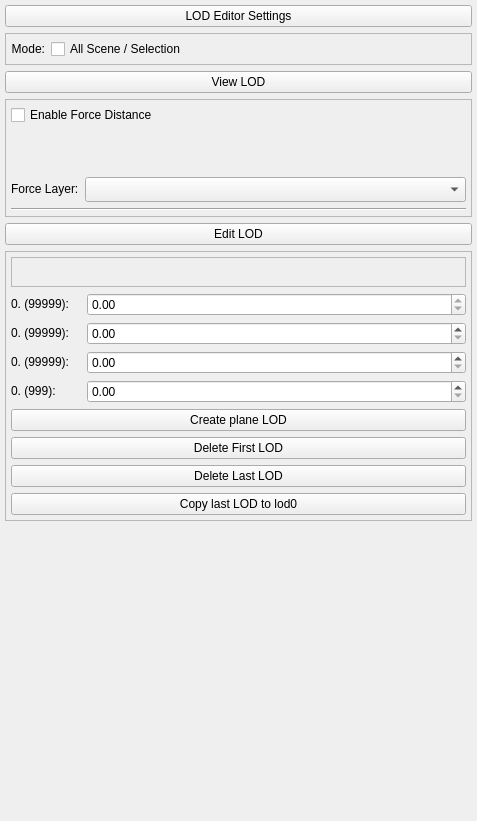
The window that Tools/ResourceEditor/DataQt/LODEditor.ui (reven86/dava.engine) describes before a commit, drawn with Qt 5.
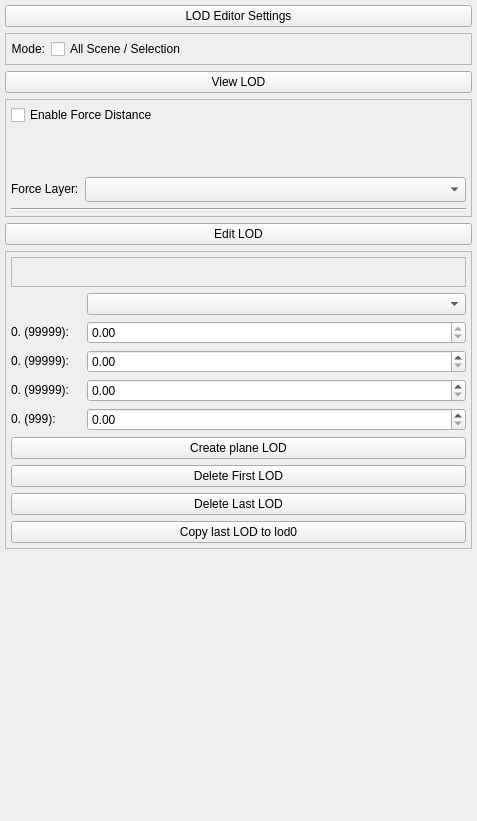
The same window after the commit. Icons and pictures are not drawn. Custom widgets are drawn as their Qt base class.

```diff
--- a/Tools/ResourceEditor/DataQt/LODEditor.ui
+++ b/Tools/ResourceEditor/DataQt/LODEditor.ui
@@ -198,85 +198,7 @@
       <property name="margin">
        <number>5</number>
       </property>
-      <item row="0" column="0" colspan="2">
-       <widget class="DistanceSlider" name="distanceSlider">
-        <property name="sizePolicy">
-         <sizepolicy hsizetype="Preferred" vsizetype="Fixed">
-          <horstretch>0</horstretch>
-          <verstretch>0</verstretch>
-         </sizepolicy>
-        </property>
-        <property name="minimumSize">
-         <size>
-          <width>0</width>
-          <height>30</height>
-         </size>
-        </property>
-        <property name="autoFillBackground">
-         <bool>false</bool>
-        </property>
-        <property name="frameShape">
-         <enum>QFrame::StyledPanel</enum>
-        </property>
-        <property name="frameShadow">
-         <enum>QFrame::Sunken</enum>
-        </property>
-        <property name="lineWidth">
-         <number>1</number>
-        </property>
-       </widget>
-      </item>
-      <item row="3" column="0">
-       <widget class="QLabel" name="lod2Name">
-        <property name="sizePolicy">
-         <sizepolicy hsizetype="Minimum" vsizetype="Fixed">
-          <horstretch>0</horstretch>
-          <verstretch>0</verstretch>
-         </sizepolicy>
-        </property>
-        <property name="minimumSize">
-         <size>
-          <width>70</width>
-          <height>0</height>
-         </size>
-        </property>
-        <property name="layoutDirection">
-         <enum>Qt::LeftToRight</enum>
-        </property>
-        <property name="text">
-         <string>0. (99999):</string>
-        </property>
-        <property name="alignment">
-         <set>Qt::AlignLeading|Qt::AlignLeft|Qt::AlignVCenter</set>
-        </property>
-       </widget>
-      </item>
-      <item row="1" column="0">
-       <widget class="QLabel" name="lod0Name">
-        <property name="sizePolicy">
-         <sizepolicy hsizetype="Minimum" vsizetype="Fixed">
-          <horstretch>0</horstretch>
-          <verstretch>0</verstretch>
-         </sizepolicy>
-        </property>
-        <property name="minimumSize">
-         <size>
-          <width>70</width>
-          <height>0</height>
-         </size>
-        </property>
-        <property name="layoutDirection">
-         <enum>Qt::LeftToRight</enum>
-        </property>
-        <property name="text">
-         <string>0. (99999):</string>
-        </property>
-        <property name="alignment">
-         <set>Qt::AlignLeading|Qt::AlignLeft|Qt::AlignVCenter</set>
-        </property>
-       </widget>
-      </item>
-      <item row="1" column="1">
+      <item row="2" column="1">
        <widget class="EventFilterDoubleSpinBox" name="lod0Distance">
         <property name="sizePolicy">
          <sizepolicy hsizetype="Expanding" vsizetype="Fixed">
@@ -298,7 +220,7 @@
         </property>
        </widget>
       </item>
-      <item row="2" column="0">
+      <item row="3" column="0">
        <widget class="QLabel" name="lod1Name">
         <property name="sizePolicy">
          <sizepolicy hsizetype="Minimum" vsizetype="Fixed">
@@ -323,26 +245,26 @@
         </property>
        </widget>
       </item>
-      <item row="2" column="1">
-       <widget class="EventFilterDoubleSpinBox" name="lod1Distance">
-        <property name="sizePolicy">
-         <sizepolicy hsizetype="Expanding" vsizetype="Fixed">
-          <horstretch>0</horstretch>
-          <verstretch>0</verstretch>
-         </sizepolicy>
-        </property>
-        <property name="suffix">
-         <string/>
-        </property>
-        <property name="minimum">
-         <double>0.000000000000000</double>
-        </property>
-        <property name="maximum">
-         <double>1000.000000000000000</double>
-        </property>
-       </widget>
-      </item>
       <item row="3" column="1">
+       <widget class="EventFilterDoubleSpinBox" name="lod1Distance">
+        <property name="sizePolicy">
+         <sizepolicy hsizetype="Expanding" vsizetype="Fixed">
+          <horstretch>0</horstretch>
+          <verstretch>0</verstretch>
+         </sizepolicy>
+        </property>
+        <property name="suffix">
+         <string/>
+        </property>
+        <property name="minimum">
+         <double>0.000000000000000</double>
+        </property>
+        <property name="maximum">
+         <double>1000.000000000000000</double>
+        </property>
+       </widget>
+      </item>
+      <item row="4" column="1">
        <widget class="EventFilterDoubleSpinBox" name="lod2Distance">
         <property name="sizePolicy">
          <sizepolicy hsizetype="Expanding" vsizetype="Fixed">
@@ -361,28 +283,28 @@
         </property>
        </widget>
       </item>
-      <item row="7" column="0" colspan="2">
+      <item row="8" column="0" colspan="2">
        <widget class="QPushButton" name="buttonDeleteLastLOD">
         <property name="text">
          <string>Delete Last LOD</string>
         </property>
        </widget>
       </item>
-      <item row="6" column="0" colspan="2">
+      <item row="7" column="0" colspan="2">
        <widget class="QPushButton" name="buttonDeleteFirstLOD">
         <property name="text">
          <string>Delete First LOD</string>
         </property>
        </widget>
       </item>
-      <item row="5" column="0" colspan="2">
+      <item row="6" column="0" colspan="2">
        <widget class="QPushButton" name="createPlaneLodButton">
         <property name="text">
          <string>Create plane LOD</string>
         </property>
        </widget>
       </item>
-      <item row="4" column="1">
+      <item row="5" column="1">
        <widget class="EventFilterDoubleSpinBox" name="lod3Distance">
         <property name="sizePolicy">
          <sizepolicy hsizetype="Expanding" vsizetype="Fixed">
@@ -401,7 +323,7 @@
         </property>
        </widget>
       </item>
-      <item row="4" column="0">
+      <item row="5" column="0">
        <widget class="QLabel" name="lod3Name">
         <property name="sizePolicy">
          <sizepolicy hsizetype="Minimum" vsizetype="Fixed">
@@ -426,13 +348,94 @@
         </property>
        </widget>
       </item>
-      <item row="8" column="0" colspan="2">
+      <item row="9" column="0" colspan="2">
        <widget class="QPushButton" name="lastLodToFrontButton">
         <property name="text">
          <string>Copy last LOD to lod0</string>
         </property>
        </widget>
       </item>
+      <item row="4" column="0">
+       <widget class="QLabel" name="lod2Name">
+        <property name="sizePolicy">
+         <sizepolicy hsizetype="Minimum" vsizetype="Fixed">
+          <horstretch>0</horstretch>
+          <verstretch>0</verstretch>
+         </sizepolicy>
+        </property>
+        <property name="minimumSize">
+         <size>
+          <width>70</width>
+          <height>0</height>
+         </size>
+        </property>
+        <property name="layoutDirection">
+         <enum>Qt::LeftToRight</enum>
+        </property>
+        <property name="text">
+         <string>0. (99999):</string>
+        </property>
+        <property name="alignment">
+         <set>Qt::AlignLeading|Qt::AlignLeft|Qt::AlignVCenter</set>
+        </property>
+       </widget>
+      </item>
+      <item row="2" column="0">
+       <widget class="QLabel" name="lod0Name">
+        <property name="sizePolicy">
+         <sizepolicy hsizetype="Minimum" vsizetype="Fixed">
+          <horstretch>0</horstretch>
+          <verstretch>0</verstretch>
+         </sizepolicy>
+        </property>
+        <property name="minimumSize">
+         <size>
+          <width>70</width>
+          <height>0</height>
+         </size>
+        </property>
+        <property name="layoutDirection">
+         <enum>Qt::LeftToRight</enum>
+        </property>
+        <property name="text">
+         <string>0. (99999):</string>
+        </property>
+        <property name="alignment">
+         <set>Qt::AlignLeading|Qt::AlignLeft|Qt::AlignVCenter</set>
+        </property>
+       </widget>
+      </item>
+      <item row="0" column="0" colspan="2">
+       <widget class="DistanceSlider" name="distanceSlider">
+        <property name="sizePolicy">
+         <sizepolicy hsizetype="Preferred" vsizetype="Fixed">
+          <horstretch>0</horstretch>
+          <verstretch>0</verstretch>
+         </sizepolicy>
+        </property>
+        <property name="minimumSize">
+         <size>
+          <width>0</width>
+          <height>30</height>
+         </size>
+        </property>
+        <property name="autoFillBackground">
+         <bool>false</bool>
+        </property>
+        <property name="frameShape">
+         <enum>QFrame::StyledPanel</enum>
+        </property>
+        <property name="frameShadow">
+         <enum>QFrame::Sunken</enum>
+        </property>
+        <property name="lineWidth">
+         <number>1</number>
+        </property>
+       </widget>
+      </item>
+      <item row="1" column="1">
+       <widget class="QComboBox" name="lodQualityBox"/>
+      </item>
      </layout>
     </widget>
    </item>
```
